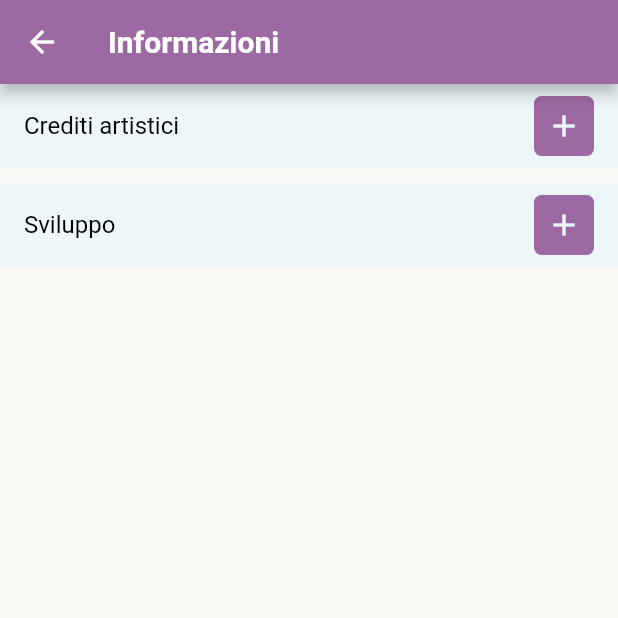
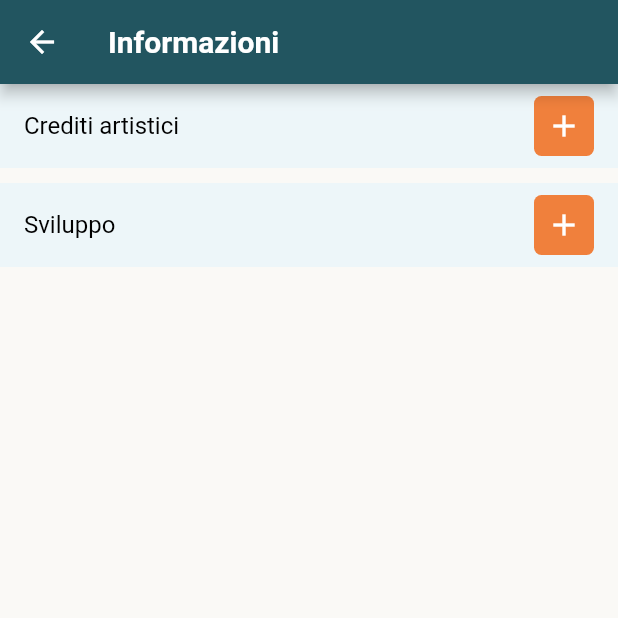
Before and after one commit to VanniMaceria/TalkAndTextEditor, a Flutter app: the screen it shows after launch, item 2 of the bottom bar chosen, after a tap on the "toc" icon, on a phone screen of 412 x 824 dp, the top half of it. Run offline on Flutter 3.47's test engine with Material 2 defaults, Android fonts, the phone set to English and light mode, and no system bars; our stand-ins replace fluttertoast, shared_preferences, speech_to_text; Roboto replaces fonts that are missing (TitilliumWeb).

Commit message:
cambiata palette colori

```diff
--- a/lib/info.dart
+++ b/lib/info.dart
@@ -34,7 +34,7 @@ class _InfoState extends State<Info> {
             width: 40,
             height: 40,
             decoration: const BoxDecoration(
-              color: Color(0xFF9d69a3),
+              color: Color(0xFFF0803C),
               borderRadius: BorderRadius.all(
                 Radius.circular(5),
               ),
@@ -44,7 +44,7 @@ class _InfoState extends State<Info> {
                 toggleExpanded(index);
               },
               icon: Icon(isExpanded[index] ? Icons.remove : Icons.add),
-              color: const Color(0xFFedf6f9),
+              color: Colors.white,
             ),
           ),
         ),
@@ -58,7 +58,7 @@ class _InfoState extends State<Info> {
               child: Text(
                 sottoParagrafo,
                 style:
-                    const TextStyle(fontSize: 16.0, color: Color(0xFF9d69a3)),
+                    const TextStyle(fontSize: 16.0, color: Color(0xFF225560)),
               ),
             ),
           ),
@@ -76,7 +76,7 @@ class _InfoState extends State<Info> {
   Widget build(BuildContext context) {
     return Scaffold(
       appBar: AppBar(
-        backgroundColor: const Color(0xFF9d69a3),
+        backgroundColor: const Color(0xFF225560),
         title: const Text(
           "Informazioni",
           style: TextStyle(color: Colors.white, fontWeight: FontWeight.bold),
--- a/lib/main.dart
+++ b/lib/main.dart
@@ -36,6 +36,7 @@ class RootPage extends StatefulWidget {
 
 class _RootPageState extends State<RootPage> {
   int currentPage = 0;
+  bool isRegistraActive = true;
   List<Widget> pages = const [
     Registra(),
     MyNotes()
@@ -47,16 +48,16 @@ class _RootPageState extends State<RootPage> {
       body: pages[currentPage],
       bottomNavigationBar: BottomNavigationBar(
         backgroundColor: const Color(0xFFF7F9F9),
-        items: const [
+        items: [
           BottomNavigationBarItem(
-            icon: Icon(
-              Icons.mic,
-            ),
+            icon: Icon(isRegistraActive ? Icons.mic : Icons.mic_none),
             label: "Registra",
           ),
           BottomNavigationBarItem(
             icon: Icon(
-              Icons.library_books,
+              isRegistraActive
+                  ? Icons.library_books_outlined
+                  : Icons.library_books,
             ),
             label: "Le mie note",
           ),
@@ -64,11 +65,13 @@ class _RootPageState extends State<RootPage> {
         onTap: (int index) {
           setState(() {
             currentPage = index;
+            //se l'index è 0 allora mi trovo su Registra
+            isRegistraActive = index == 0;
           });
         },
         currentIndex: currentPage,
         selectedItemColor: const Color(
-            0xFF9d69a3), // Colore dell'icona della pagina selezionata
+            0xFF225560), // Colore dell'icona della pagina selezionata
         unselectedItemColor: Colors.black87, // Colore delle altre icone
       ),
     );
--- a/lib/my_notes.dart
+++ b/lib/my_notes.dart
@@ -83,7 +83,7 @@ class _MyNotesState extends State<MyNotes> {
               child: const Text(
                 "No",
                 style: TextStyle(
-                  color: Color(0xFF9d69a3),
+                  color: Color(0xFF225560),
                 ),
               ),
             ),
@@ -95,7 +95,7 @@ class _MyNotesState extends State<MyNotes> {
               child: const Text(
                 "Si",
                 style: TextStyle(
-                  color: Color(0xFF9d69a3),
+                  color: Color(0xFF225560),
                 ),
               ),
             ),
@@ -109,7 +109,7 @@ class _MyNotesState extends State<MyNotes> {
   Widget build(BuildContext context) {
     return Scaffold(
       appBar: AppBar(
-        backgroundColor: const Color(0xFF9d69a3),
+        backgroundColor: const Color(0xFF225560),
         automaticallyImplyLeading: false,
         title: const Text(
           "Le mie note",
@@ -185,7 +185,7 @@ class _MyNotesState extends State<MyNotes> {
         ),
       ),
       floatingActionButton: FloatingActionButton(
-        backgroundColor: const Color(0xFF9d69a3),
+        backgroundColor: const Color(0xFFF0803C),
         shape: RoundedRectangleBorder(borderRadius: BorderRadius.circular(10)),
         onPressed: () {
           Navigator.push(
--- a/lib/nota.dart
+++ b/lib/nota.dart
@@ -83,7 +83,7 @@ class _NotaState extends State<Nota> {
     return Scaffold(
       backgroundColor: const Color(0xFFedf6f9),
       appBar: AppBar(
-        backgroundColor: const Color(0xFF9d69a3),
+        backgroundColor: const Color(0xFF225560),
         title: const Text(
           "Nota",
           style: TextStyle(fontWeight: FontWeight.bold),
@@ -102,7 +102,7 @@ class _NotaState extends State<Nota> {
         ),
       ),
       floatingActionButton: FloatingActionButton(
-        backgroundColor: const Color(0xFF9d69a3),
+        backgroundColor: const Color(0xFFF0803C),
         shape: RoundedRectangleBorder(borderRadius: BorderRadius.circular(10)),
         onPressed: () {
           _salvaNota();
--- a/lib/registra.dart
+++ b/lib/registra.dart
@@ -70,7 +70,7 @@ class _RegistraState extends State<Registra> {
               },
               child: const Text(
                 "No",
-                style: TextStyle(color: Color(0xFF9d69a3)),
+                style: TextStyle(color: Color(0xFF225560)),
               ),
             ),
             TextButton(
@@ -100,7 +100,7 @@ class _RegistraState extends State<Registra> {
   Widget build(BuildContext context) {
     return Scaffold(
       appBar: AppBar(
-        backgroundColor: const Color(0xFF9d69a3),
+        backgroundColor: const Color(0xFF225560),
         automaticallyImplyLeading: false,
         title: const Text(
           "Talk and Text Editor",
@@ -155,7 +155,7 @@ class _RegistraState extends State<Registra> {
                     child: ElevatedButton(
                       onPressed: _startListening,
                       style: ElevatedButton.styleFrom(
-                        backgroundColor: const Color(0xFF9d69a3),
+                        backgroundColor: const Color(0xFF225560),
                         fixedSize: const Size(170, 100),
                       ),
                       child: const Text(
```
Also changed, not shown: assets/img/voice_assistant_pana.png.
